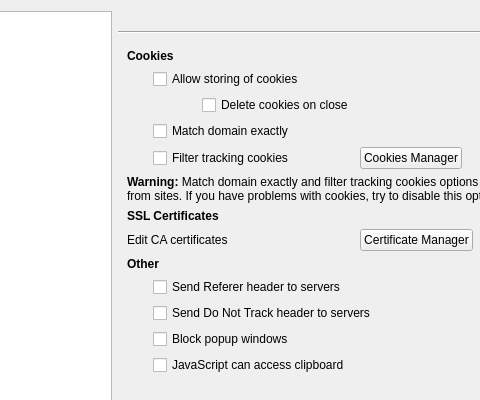
Qt form src/lib/preferences/preferences.ui (QupZilla/qupzilla) before a commit; both pictures show x 119 to 599 and y 0 to 400 of the 800 by 500 pixel window.
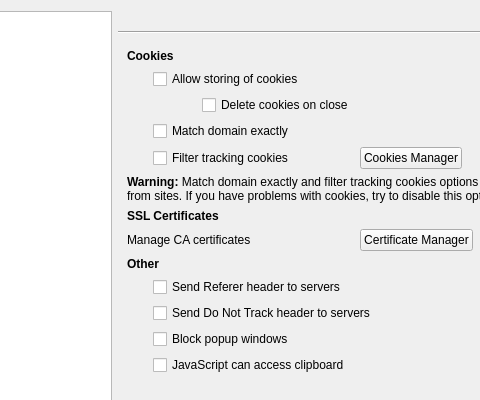
The same form after that commit. The open tabs and pages were chosen to show the change.

The edit to the form file:
```diff
--- a/src/lib/preferences/preferences.ui
+++ b/src/lib/preferences/preferences.ui
@@ -1860,7 +1860,7 @@
        <item row="17" column="0" colspan="4">
         <widget class="QLabel" name="label_49">
          <property name="text">
-          <string>Edit CA certificates</string>
+          <string>Manage CA certificates</string>
          </property>
          <property name="wordWrap">
           <bool>true</bool>
```
